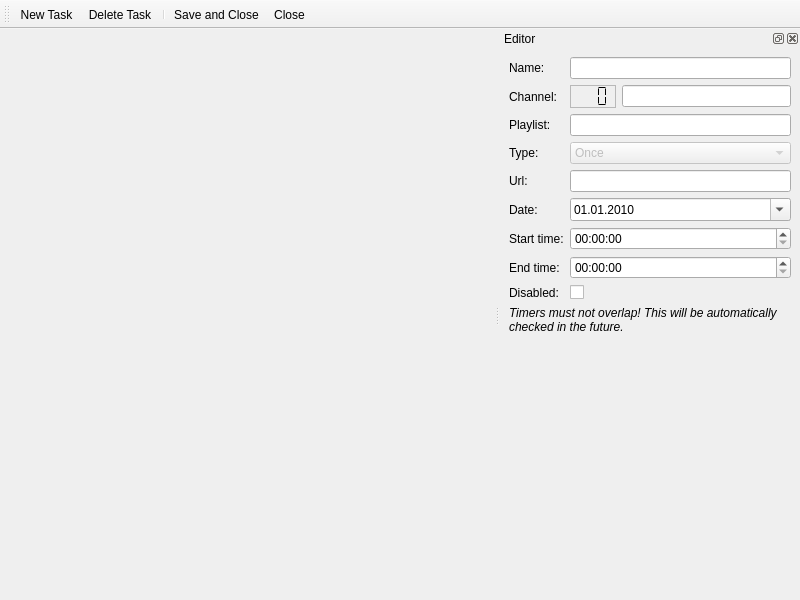
First picture: the form in src/ui/recorder/TimersEditor.ui, repository ntadej/tano, before the edit.
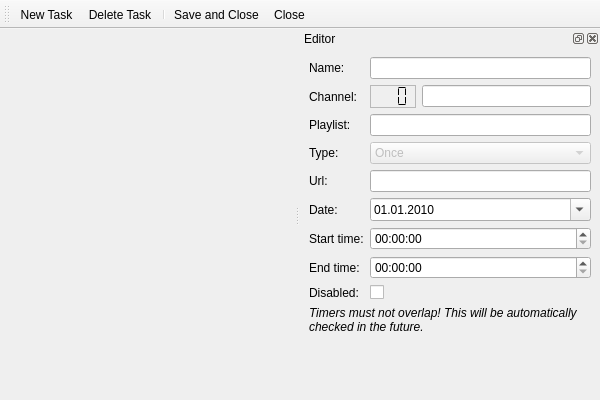
Second picture: the form after the edit. Icons and pictures are not drawn. Custom widgets are drawn as their Qt base class.

```diff
--- a/src/ui/recorder/TimersEditor.ui
+++ b/src/ui/recorder/TimersEditor.ui
@@ -6,8 +6,8 @@
    <rect>
     <x>0</x>
     <y>0</y>
-    <width>800</width>
-    <height>600</height>
+    <width>600</width>
+    <height>400</height>
    </rect>
   </property>
   <property name="windowTitle">
```
